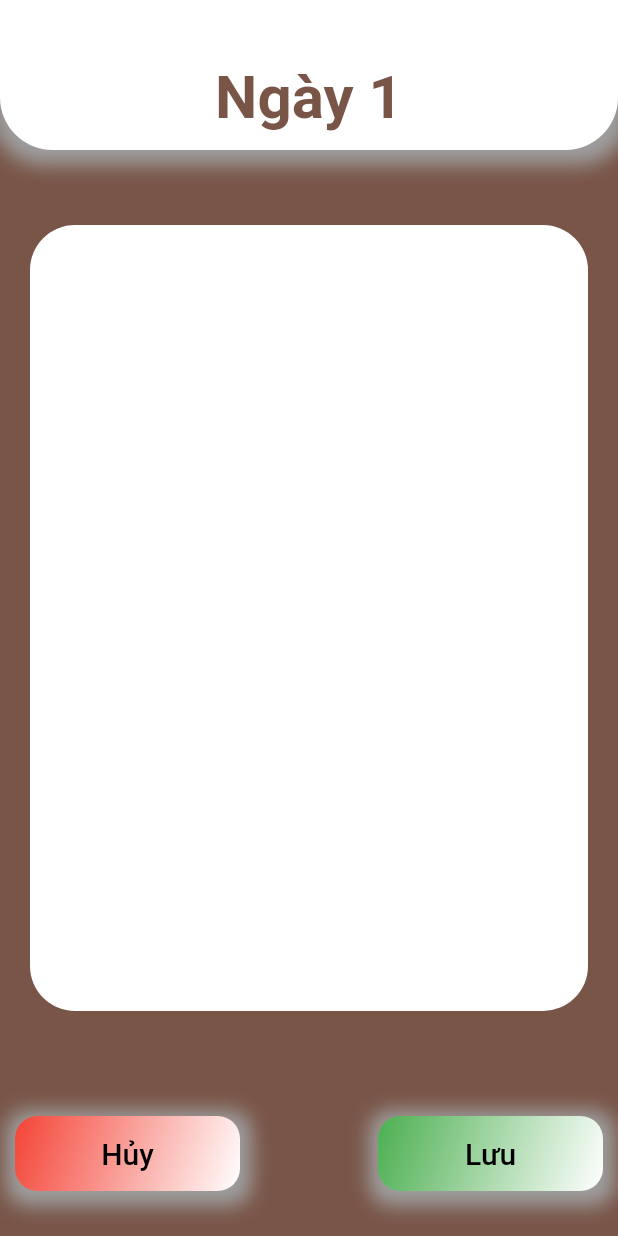
After one commit to hlongpt1999/luan_van, a Flutter app: the ScheduleDetailScreen screen opened directly, on a phone screen of 412 x 824 dp. The commit adds this screen. Run offline on Flutter 3.47's test engine with Material 2 defaults, Android fonts, the phone set to English and light mode, and no system bars; statements that could not run were skipped.

Commit message:
[Create] - Schedule Detail

```diff
--- /dev/null
+++ b/lib/Screens/schedule/ScheduleDetailScreen.dart
@@ -0,0 +1,98 @@
+import 'package:flutter/cupertino.dart';
+import 'package:flutter/material.dart';
+import 'package:luan_van/components/Constants.dart';
+import 'package:luan_van/resources/button_radius_medium.dart';
+
+class ScheduleDetailScreen extends StatefulWidget{
+  @override
+  State<StatefulWidget> createState() {
+    return ScheduleDetailScreenState();
+  }
+}
+
+List<String> _listDate = MyList().listDate;
+var _listColorTitle = MyList().listColorTitle;
+
+class ScheduleDetailScreenState extends State<ScheduleDetailScreen>{
+  double _marginBottom = 30;
+  double _marginHor = 10;
+
+  @override
+  Widget build(BuildContext context) {
+    return Scaffold(
+      body: Container(
+        child: Stack(
+          children:[
+            PageView(
+              children: [
+                for (int i=0; i<7 ;i++)
+                  ScheduleDetailPage(_listColorTitle[i], _listDate[i]),
+              ],
+            ),
+
+            Container(
+              padding: EdgeInsets.only(left: _marginHor, bottom: _marginBottom),
+              alignment: Alignment.bottomLeft,
+                child: buttonRadiusMedium("Hủy", Colors.red)
+            ),
+
+            Container(
+                padding: EdgeInsets.only(right: _marginHor, bottom: _marginBottom),
+                alignment: Alignment.bottomRight,
+                child: buttonRadiusMedium("Lưu", Colors.green)
+            ),
+          ],
+        ),
+      ),
+    );
+  }
+
+  Widget ScheduleDetailPage(Color _color, String _date){
+    return Container(
+      color: _color,
+      child: Stack(
+        children: [
+          Center(
+            child: Container(
+              height: MediaQuery.of(context).size.height - 300,
+              width: MediaQuery.of(context).size.width - 40,
+              decoration: BoxDecoration(
+                color: Colors.white,
+                borderRadius: BorderRadius.circular(30),
+              ),
+            ),
+          ),
+
+          Container(
+            alignment: Alignment.topCenter,
+            padding: EdgeInsets.only(top: 30),
+            height: 100,
+            width: double.infinity,
+            decoration: BoxDecoration(
+              color: Colors.white,
+              borderRadius: BorderRadius.vertical(bottom: Radius.circular(35)),
+              boxShadow: [
+                BoxShadow(
+                  color: Colors.grey.withOpacity(1),
+                  spreadRadius: 7,
+                  blurRadius: 10,
+                  offset: Offset(1, 3), // changes position of shadow
+                ),
+              ],
+            ),
+            child: Center(
+              child: Text(
+                _date,
+                style: TextStyle(
+                  color: _color,
+                  fontSize: 40,
+                  fontWeight: FontWeight.bold,
+                ),
+              ),
+            ),
+          ),
+        ],
+      ),
+    );
+  }
+}
--- a/lib/components/Constants.dart
+++ b/lib/components/Constants.dart
@@ -1,6 +1,36 @@
+import 'package:flutter/material.dart';
+
 class Const{
   static int colorMainPaint = 0xffff9900;
   static int colorMiddlePaint = 0x12345678;
   static int colorLowPaint = 0x87654321;
+}
+
+//Đồng bộ các size với nhau để có trường hợp thay đổi.
+class MySize{
+  static double heightNextBack = 70.0;
+  static double radiusNextBack = 30.0;
+}
+
+class MyList{
+  List<String> listDate = [
+    "Ngày 1",
+    "Ngày 2",
+    "Ngày 3",
+    "Ngày 4",
+    "Ngày 5",
+    "Ngày 6",
+    "Ngày 7"
+  ];
+
+  var listColorTitle = [
+    Colors.brown,
+    Colors.red,
+    Colors.green,
+    Colors.yellow,
+    Colors.lightBlue,
+    Colors.purple,
+    Colors.pink
+  ];
 
 }
--- /dev/null
+++ b/lib/resources/button_radius_medium.dart
@@ -0,0 +1,38 @@
+import 'package:flutter/cupertino.dart';
+import 'package:flutter/material.dart';
+
+Widget buttonRadiusMedium(String _title, Color _color){
+  return Container(
+    width: 150,
+    height: 50,
+    decoration: BoxDecoration(
+      gradient: LinearGradient(
+        colors: [
+          _color,
+          Colors.white,
+        ],
+        begin: Alignment.topLeft,
+        end: Alignment.bottomRight,
+      ),
+      borderRadius: BorderRadius.circular(15),
+      boxShadow: [
+        BoxShadow(
+          color: Colors.grey.withOpacity(1),
+          spreadRadius: 7,
+          blurRadius: 10,
+          offset: Offset(1, 3), // changes position of shadow
+        ),
+      ],
+    ),
+    child: Center(
+      child: Text(
+        _title,
+        style: TextStyle(
+          color: Colors.black,
+          fontSize: 20,
+          fontWeight: FontWeight.w500,
+        ),
+      ),
+    ),
+  );
+}
```
Also changed, not shown: lib/Screens/schedule/CreateScheduleScreen.dart (+248 -69 lines), lib/resources/button_back.dart (+49 -0 lines), lib/resources/button_next.dart (+6 -2 lines).
